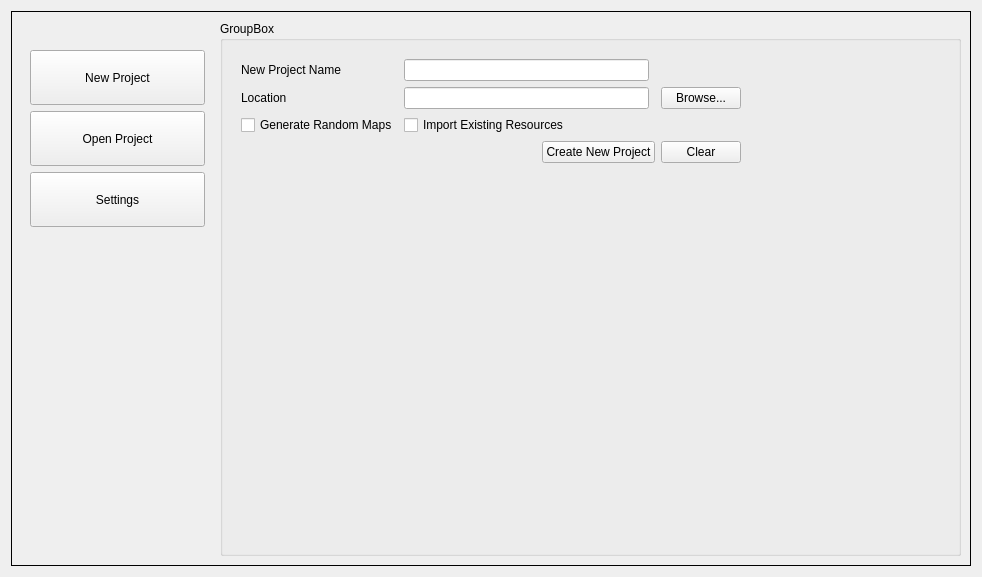
First picture: the form in DungeonCrawlerUI/homescreen.ui, repository MercifulZebra/DungeonCrawlerSVN_Old, before the edit.
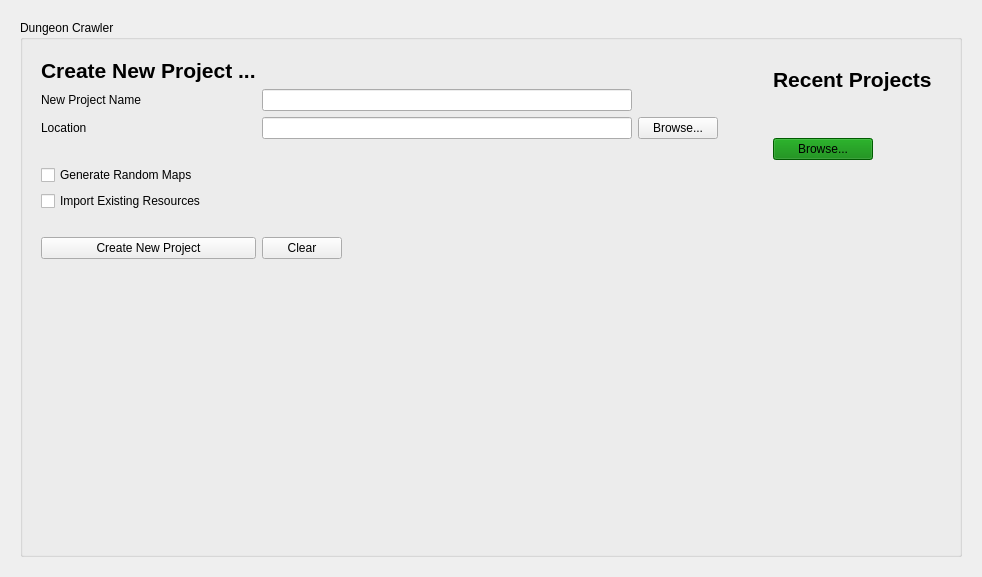
Second picture: the form after the edit.

Commit message: Testing different button style. Updated homescreen layout.

Diff of the .ui file:
```diff
--- a/DungeonCrawlerUI/homescreen.ui
+++ b/DungeonCrawlerUI/homescreen.ui
@@ -20,91 +20,32 @@
       <bool>false</bool>
      </property>
      <property name="frameShape">
-      <enum>QFrame::Box</enum>
+      <enum>QFrame::NoFrame</enum>
      </property>
      <layout class="QGridLayout" name="gridLayout_2">
-      <item row="0" column="0" alignment="Qt::AlignTop">
-       <widget class="QWidget" name="buttonWidget" native="true">
-        <property name="sizePolicy">
-         <sizepolicy hsizetype="Maximum" vsizetype="Preferred">
-          <horstretch>0</horstretch>
-          <verstretch>0</verstretch>
-         </sizepolicy>
-        </property>
-        <layout class="QGridLayout" name="gridLayout_3">
-         <item row="3" column="0">
-          <widget class="QPushButton" name="settingsButton">
-           <property name="minimumSize">
-            <size>
-             <width>175</width>
-             <height>55</height>
-            </size>
-           </property>
-           <property name="maximumSize">
-            <size>
-             <width>175</width>
-             <height>16777215</height>
-            </size>
-           </property>
-           <property name="text">
-            <string>Settings</string>
-           </property>
-          </widget>
-         </item>
-         <item row="1" column="0">
-          <widget class="QPushButton" name="newProjectButton">
-           <property name="minimumSize">
-            <size>
-             <width>175</width>
-             <height>55</height>
-            </size>
-           </property>
-           <property name="text">
-            <string>New Project</string>
-           </property>
-          </widget>
-         </item>
-         <item row="2" column="0">
-          <widget class="QPushButton" name="openProjectButton">
-           <property name="minimumSize">
-            <size>
-             <width>175</width>
-             <height>55</height>
-            </size>
-           </property>
-           <property name="text">
-            <string>Open Project</string>
-           </property>
-          </widget>
-         </item>
          <item row="0" column="0">
-          <spacer name="verticalSpacer">
-           <property name="orientation">
-            <enum>Qt::Vertical</enum>
-           </property>
-           <property name="sizeHint" stdset="0">
-            <size>
-             <width>20</width>
-             <height>20</height>
-            </size>
-           </property>
-          </spacer>
-         </item>
-        </layout>
-       </widget>
-      </item>
-      <item row="0" column="1">
        <widget class="QGroupBox" name="stackGroupBox">
+        <property name="cursor">
+         <cursorShape>ArrowCursor</cursorShape>
+        </property>
+        <property name="styleSheet">
+         <string notr="true"/>
+        </property>
         <property name="title">
-         <string>GroupBox</string>
+         <string>Dungeon Crawler</string>
+        </property>
+        <property name="flat">
+         <bool>false</bool>
+        </property>
+        <property name="checkable">
+         <bool>false</bool>
         </property>
         <layout class="QGridLayout" name="gridLayout_4">
-         <item row="0" column="0" alignment="Qt::AlignLeft">
-          <widget class="QStackedWidget" name="stackWidget">
-           <widget class="QWidget" name="newProjectPage">
-            <layout class="QGridLayout" name="gridLayout_5">
-             <item row="0" column="0" alignment="Qt::AlignTop">
-              <widget class="QWidget" name="widget" native="true">
+         <item row="0" column="0">
+          <widget class="QWidget" name="widget_3" native="true">
+           <layout class="QHBoxLayout" name="horizontalLayout">
+            <item>
+             <widget class="QWidget" name="newProjectContainer" native="true">
                <property name="minimumSize">
                 <size>
                  <width>500</width>
@@ -130,68 +71,209 @@
                 <property name="bottomMargin">
                  <number>0</number>
                 </property>
-                <item row="1" column="3">
-                 <widget class="QPushButton" name="pushButton">
+               <item row="2" column="3">
+                <widget class="QPushButton" name="browseButton">
                   <property name="text">
                    <string>Browse...</string>
                   </property>
                  </widget>
                 </item>
+               <item row="1" column="0">
+                <widget class="QLabel" name="newProjectLabel">
+                 <property name="text">
+                  <string>New Project Name</string>
+                 </property>
+                </widget>
+               </item>
                 <item row="1" column="1">
-                 <widget class="QLineEdit" name="lineEdit_2"/>
-                </item>
-                <item row="1" column="0">
-                 <widget class="QLabel" name="label_2">
-                  <property name="text">
-                   <string>Location</string>
-                  </property>
-                 </widget>
-                </item>
-                <item row="0" column="1">
-                 <widget class="QLineEdit" name="lineEdit"/>
+                <widget class="QLineEdit" name="newProjectEdit"/>
+               </item>
+               <item row="6" column="0">
+                <spacer name="verticalSpacer_2">
+                 <property name="orientation">
+                  <enum>Qt::Vertical</enum>
+                 </property>
+                 <property name="sizeType">
+                  <enum>QSizePolicy::Maximum</enum>
+                 </property>
+                 <property name="sizeHint" stdset="0">
+                  <size>
+                   <width>20</width>
+                   <height>20</height>
+                  </size>
+                 </property>
+                </spacer>
                 </item>
                 <item row="2" column="1">
-                 <widget class="QCheckBox" name="checkBox_2">
+                <widget class="QLineEdit" name="locationEdit"/>
+               </item>
+               <item row="2" column="0">
+                <widget class="QLabel" name="locationLabel">
+                 <property name="text">
+                  <string>Location</string>
+                 </property>
+                </widget>
+               </item>
+               <item row="5" column="0">
+                <widget class="QCheckBox" name="importResourcesCheck">
                   <property name="text">
                    <string>Import Existing Resources</string>
                   </property>
                  </widget>
                 </item>
-                <item row="2" column="0">
-                 <widget class="QCheckBox" name="checkBox">
-                  <property name="text">
-                   <string>Generate Random Maps</string>
-                  </property>
-                 </widget>
-                </item>
-                <item row="0" column="0">
-                 <widget class="QLabel" name="label">
-                  <property name="text">
-                   <string>New Project Name</string>
-                  </property>
-                 </widget>
-                </item>
-                <item row="3" column="3">
-                 <widget class="QPushButton" name="pushButton_3">
+               <item row="7" column="1" alignment="Qt::AlignLeft">
+                <widget class="QPushButton" name="clearButton">
                   <property name="text">
                    <string>Clear</string>
                   </property>
                  </widget>
                 </item>
-                <item row="3" column="1" colspan="2" alignment="Qt::AlignRight">
-                 <widget class="QPushButton" name="pushButton_2">
+               <item row="7" column="0">
+                <widget class="QPushButton" name="createButton">
                   <property name="text">
                    <string>Create New Project</string>
                   </property>
                  </widget>
                 </item>
+               <item row="4" column="0">
+                <widget class="QCheckBox" name="randomMapCheck">
+                 <property name="text">
+                  <string>Generate Random Maps</string>
+                 </property>
+                </widget>
+               </item>
+               <item row="3" column="0">
+                <spacer name="verticalSpacer_3">
+                 <property name="orientation">
+                  <enum>Qt::Vertical</enum>
+                 </property>
+                 <property name="sizeType">
+                  <enum>QSizePolicy::Maximum</enum>
+                 </property>
+                 <property name="sizeHint" stdset="0">
+                  <size>
+                   <width>20</width>
+                   <height>20</height>
+                  </size>
+                 </property>
+                </spacer>
+               </item>
+               <item row="8" column="1">
+                <spacer name="verticalSpacer">
+                 <property name="orientation">
+                  <enum>Qt::Vertical</enum>
+                 </property>
+                 <property name="sizeHint" stdset="0">
+                  <size>
+                   <width>20</width>
+                   <height>40</height>
+                  </size>
+                 </property>
+                </spacer>
+               </item>
+               <item row="0" column="0">
+                <widget class="QLabel" name="label">
+                 <property name="font">
+                  <font>
+                   <family>Meiryo UI</family>
+                   <pointsize>16</pointsize>
+                   <weight>75</weight>
+                   <bold>true</bold>
+                  </font>
+                 </property>
+                 <property name="text">
+                  <string>Create New Project ...</string>
+                 </property>
+                </widget>
+               </item>
                </layout>
               </widget>
              </item>
-            </layout>
-           </widget>
-           <widget class="QWidget" name="openProjectPage"/>
-           <widget class="QWidget" name="settingsPage"/>
+            <item>
+             <spacer name="horizontalSpacer">
+              <property name="orientation">
+               <enum>Qt::Horizontal</enum>
+              </property>
+              <property name="sizeType">
+               <enum>QSizePolicy::Maximum</enum>
+              </property>
+              <property name="sizeHint" stdset="0">
+               <size>
+                <width>40</width>
+                <height>20</height>
+               </size>
+              </property>
+             </spacer>
+            </item>
+            <item>
+             <widget class="QWidget" name="recentProjectContainer" native="true">
+              <layout class="QGridLayout" name="gridLayout_3">
+               <item row="3" column="0">
+                <spacer name="verticalSpacer_4">
+                 <property name="orientation">
+                  <enum>Qt::Vertical</enum>
+                 </property>
+                 <property name="sizeHint" stdset="0">
+                  <size>
+                   <width>20</width>
+                   <height>40</height>
+                  </size>
+                 </property>
+                </spacer>
+               </item>
+               <item row="2" column="0" alignment="Qt::AlignLeft">
+                <widget class="QPushButton" name="pushButton">
+                 <property name="minimumSize">
+                  <size>
+                   <width>100</width>
+                   <height>0</height>
+                  </size>
+                 </property>
+                 <property name="styleSheet">
+                  <string notr="true">QPushButton {background-color:green;}
+                  QPushButton:pressed {background-color:red;}
+                  QPushButton:hover:!pressed {background-color:white;}</string>
+                 </property>
+                 <property name="text">
+                  <string>Browse...</string>
+                 </property>
+                </widget>
+               </item>
+               <item row="0" column="0" alignment="Qt::AlignTop">
+                <widget class="QLabel" name="label_2">
+                 <property name="font">
+                  <font>
+                   <family>Meiryo UI</family>
+                   <pointsize>16</pointsize>
+                   <weight>75</weight>
+                   <bold>true</bold>
+                  </font>
+                 </property>
+                 <property name="text">
+                  <string>Recent Projects</string>
+                 </property>
+                </widget>
+               </item>
+               <item row="1" column="0">
+                <spacer name="verticalSpacer_5">
+                 <property name="orientation">
+                  <enum>Qt::Vertical</enum>
+                 </property>
+                 <property name="sizeType">
+                  <enum>QSizePolicy::Maximum</enum>
+                 </property>
+                 <property name="sizeHint" stdset="0">
+                  <size>
+                   <width>20</width>
+                   <height>40</height>
+                  </size>
+                 </property>
+                </spacer>
+               </item>
+              </layout>
+             </widget>
+            </item>
+           </layout>
           </widget>
          </item>
         </layout>
```
Lines whose indentation alone changed are shown as unchanged. The commit also changes 6 other files.
